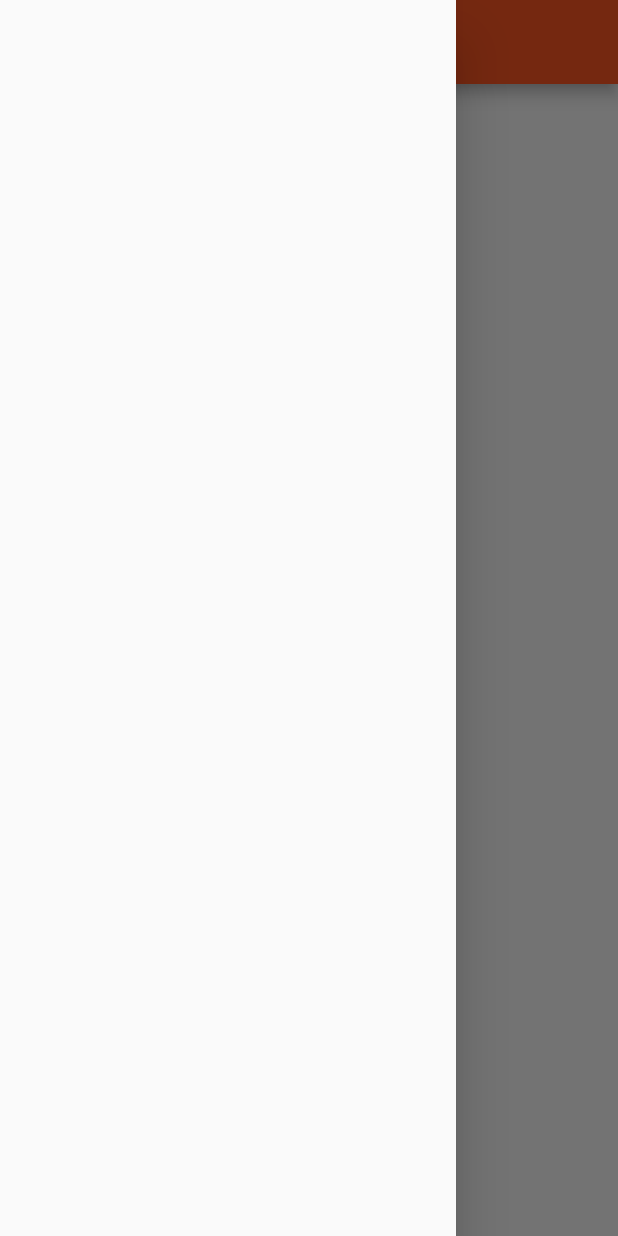
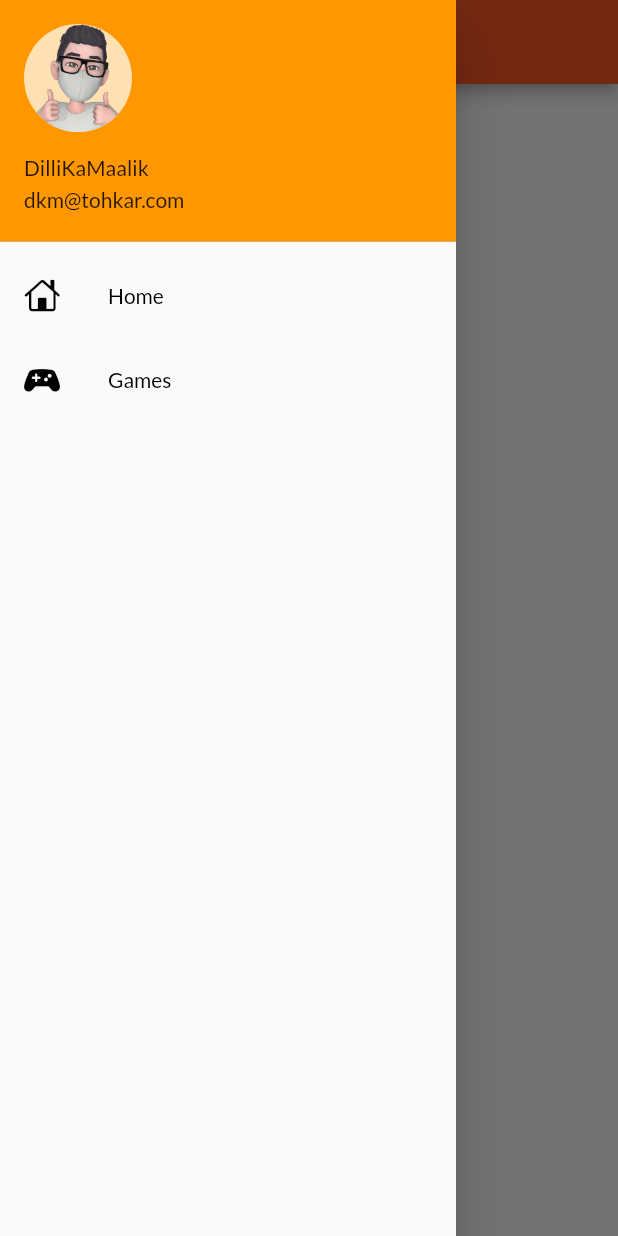
Before and after one commit to ParthMody/VGN, a Flutter app: the Home screen opened by its route, with the side drawer open, on a phone screen of 412 x 824 dp. Run offline on Flutter 3.47's test engine with Material 2 defaults, Android fonts, the phone set to English and light mode, and no system bars; our stand-ins replace google_fonts.

Commit message:
Added Validation and Drawer page

```diff
--- a/lib/main.dart
+++ b/lib/main.dart
@@ -17,10 +17,11 @@ class MyApp extends StatelessWidget {
     return MaterialApp(
       themeMode: ThemeMode.light,
       theme: ThemeData(
+          primarySwatch:Colors.orange,
           fontFamily:GoogleFonts.lato().fontFamily,
       ),
       debugShowCheckedModeBanner: false,
-      initialRoute: "/",
+      initialRoute:Routes.homeRoute,
       routes: {
         "/":(context)=>Login(),
         Routes.loginRoute:(context)=>Login(),
--- a/lib/screens/home.dart
+++ b/lib/screens/home.dart
@@ -1,4 +1,5 @@
 import 'package:flutter/material.dart';
+import 'package:my_app/widgets/drawer.dart';
 
 class Home extends StatelessWidget {
   const Home({Key? key}) : super(key: key);
@@ -17,7 +18,7 @@ class Home extends StatelessWidget {
           child: Text('Hello $name'),
       ),
       ),
-      drawer: Drawer(),
+      drawer: MyDrawer(),
     );
   }
 }
--- /dev/null
+++ b/lib/widgets/drawer.dart
@@ -0,0 +1,53 @@
+import 'package:flutter/cupertino.dart';
+import 'package:flutter/material.dart';
+
+class MyDrawer extends StatelessWidget {
+  const MyDrawer({Key? key}) : super(key: key);
+
+  @override
+  Widget build(BuildContext context) {
+    return Drawer(
+      child: Container(
+        // color: Colors.orange,
+        child: ListView(
+          padding: EdgeInsets.zero,
+          children: [
+            DrawerHeader(
+              padding: EdgeInsets.zero,
+              child: UserAccountsDrawerHeader(
+                margin: EdgeInsets.zero,
+                accountName: Text('DilliKaMaalik'),
+                accountEmail: Text('dkm@tohkar.com'),
+                currentAccountPicture: CircleAvatar(
+                  backgroundImage: AssetImage("assets/images/MyDP.png"),
+                ),
+              ),
+            ),
+            ListTile(
+              leading: Icon(
+                  CupertinoIcons.home,
+                  color: Colors.black,
+              ),
+              title: Text('Home',
+              style:TextStyle(
+                color: Colors.black,
+              ),
+              ),
+            ),
+            ListTile(
+              leading: Icon(
+                CupertinoIcons.game_controller_solid,
+                color: Colors.black,
+              ),
+              title: Text('Games',
+                style:TextStyle(
+                  color: Colors.black,
+                ),
+              ),
+            ),
+          ],
+        ),
+      ),
+    );
+  }
+}
```
Also changed, not shown: lib/screens/login.dart (+70 -12 lines), assets/images/MyDP.png (added).
